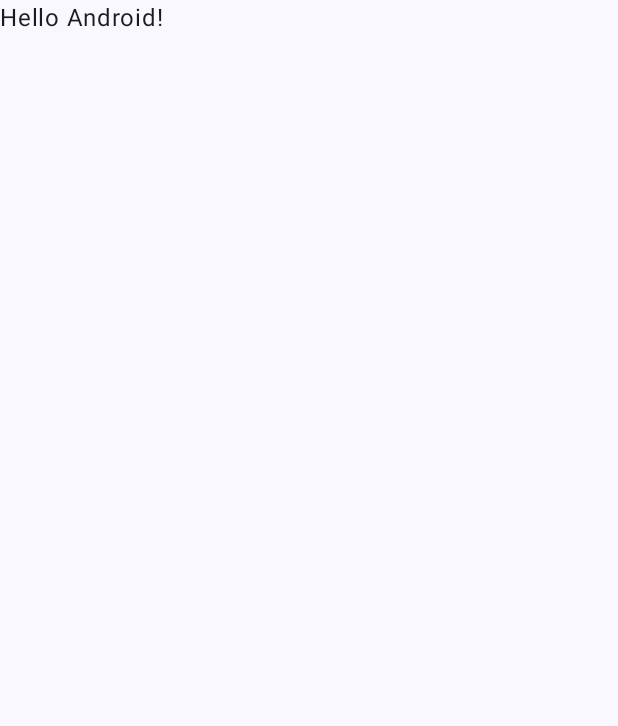
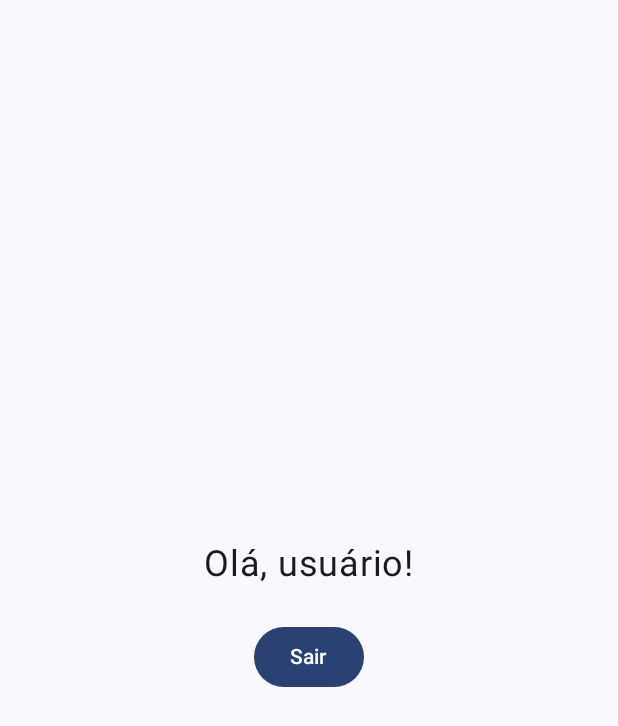
Before and after one commit to brunohasouza/WeatherApp, an Android app built with Jetpack Compose: the MainActivity screen opened directly, with no data from a screen before it, on a phone screen of 412 x 824 dp. Before the commit the part shown is almost empty. Shown: the top 726 px of the screen. Run offline under Robolectric (Android 15) with nearby library versions, the phone set to English and light mode, and no system bars.

Commit message:
Prática 01 – Parte 3 - Redirecionando para MainActivity

```diff
--- a/app/src/main/java/com/example/weatherapp/LoginActivity.kt
+++ b/app/src/main/java/com/example/weatherapp/LoginActivity.kt
@@ -1,6 +1,8 @@
 package com.example.weatherapp
 
 import android.app.Activity
+import android.content.Intent
+import android.content.Intent.FLAG_ACTIVITY_SINGLE_TOP
 import android.os.Bundle
 import android.widget.Toast
 import androidx.activity.ComponentActivity
@@ -80,7 +82,11 @@ fun LoginPage(modifier: Modifier = Modifier) {
         Row(modifier = modifier) {
             Button(
                 onClick = {
-                    Toast.makeText(activity, "Login OK!", Toast.LENGTH_LONG).show()
+                    activity?.startActivity(
+                        Intent(activity, MainActivity::class.java).setFlags(
+                            FLAG_ACTIVITY_SINGLE_TOP
+                        )
+                    )
                 },
                 enabled = email.isNotEmpty() && password.isNotEmpty()
             ) {
--- a/app/src/main/java/com/example/weatherapp/MainActivity.kt
+++ b/app/src/main/java/com/example/weatherapp/MainActivity.kt
@@ -1,16 +1,26 @@
 package com.example.weatherapp
 
+import android.app.Activity
 import android.os.Bundle
 import androidx.activity.ComponentActivity
 import androidx.activity.compose.setContent
 import androidx.activity.enableEdgeToEdge
+import androidx.compose.foundation.layout.Arrangement
+import androidx.compose.foundation.layout.Column
+import androidx.compose.foundation.layout.Spacer
 import androidx.compose.foundation.layout.fillMaxSize
 import androidx.compose.foundation.layout.padding
+import androidx.compose.foundation.layout.size
+import androidx.compose.material3.Button
 import androidx.compose.material3.Scaffold
 import androidx.compose.material3.Text
 import androidx.compose.runtime.Composable
+import androidx.compose.ui.Alignment
 import androidx.compose.ui.Modifier
+import androidx.compose.ui.platform.LocalContext
 import androidx.compose.ui.tooling.preview.Preview
+import androidx.compose.ui.unit.dp
+import androidx.compose.ui.unit.sp
 import com.example.weatherapp.ui.theme.WeatherAppTheme
 
 class MainActivity : ComponentActivity() {
@@ -20,28 +30,30 @@ class MainActivity : ComponentActivity() {
         setContent {
             WeatherAppTheme {
                 Scaffold(modifier = Modifier.fillMaxSize()) { innerPadding ->
-                    Greeting(
-                        name = "Android",
-                        modifier = Modifier.padding(innerPadding)
-                    )
+                    HomePage(modifier = Modifier.padding(innerPadding))
                 }
             }
         }
     }
 }
 
-@Composable
-fun Greeting(name: String, modifier: Modifier = Modifier) {
-    Text(
-        text = "Hello $name!",
-        modifier = modifier
-    )
-}
-
 @Preview(showBackground = true)
 @Composable
-fun GreetingPreview() {
-    WeatherAppTheme {
-        Greeting("Android")
+fun HomePage(modifier: Modifier = Modifier) {
+    val activity = LocalContext.current as? Activity
+    Column (
+        modifier = modifier
+            .padding(16.dp)
+            .fillMaxSize(),
+        verticalArrangement = Arrangement.Center,
+        horizontalAlignment = Alignment.CenterHorizontally,
+    ) {
+        Text(text = "Olá, usuário!", fontSize = 24.sp)
+        Spacer(modifier = modifier.size(24.dp))
+        Button(
+            onClick = { activity?.finish() }
+        ) {
+            Text("Sair")
+        }
     }
 }
```
